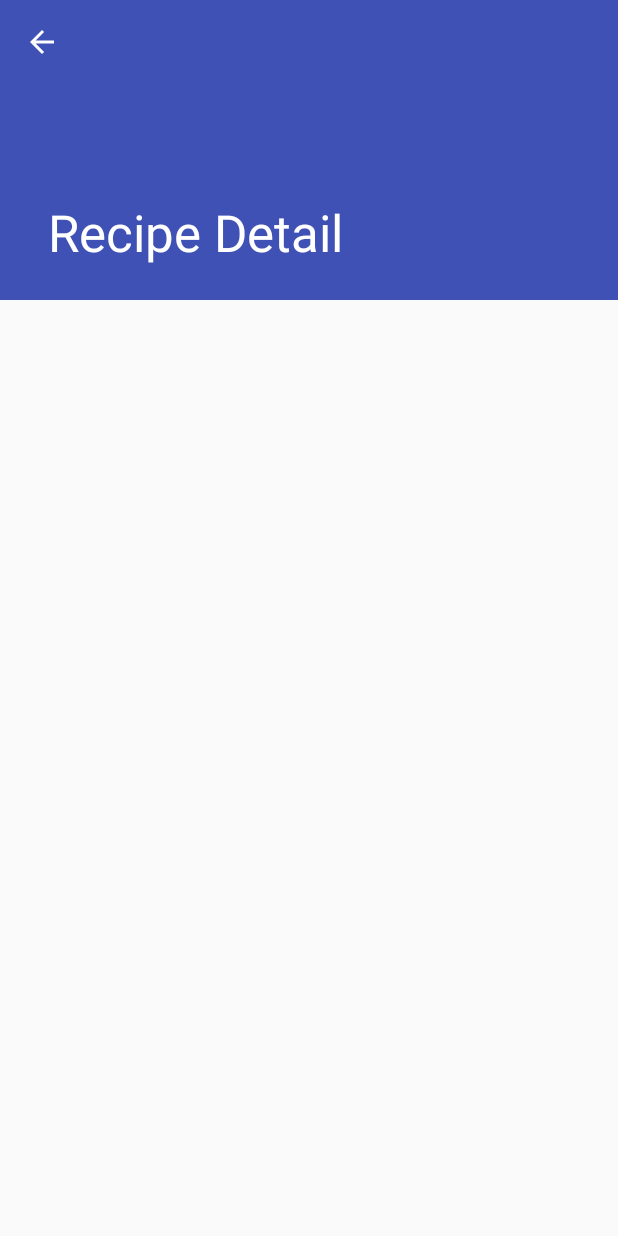
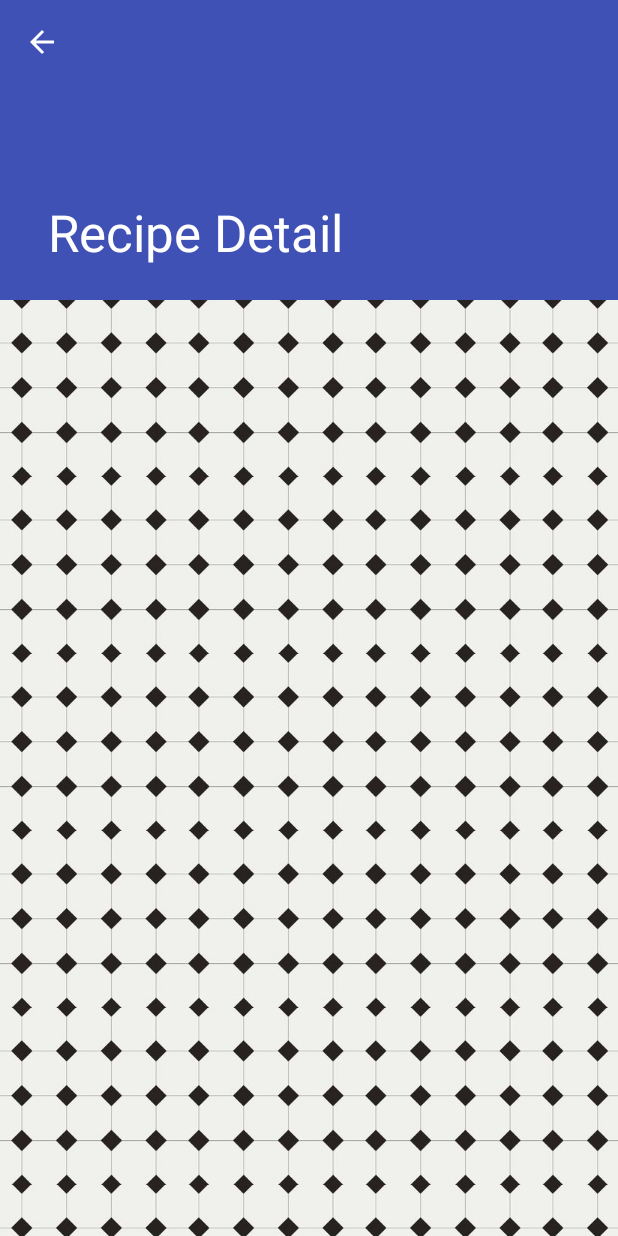
Before and after one commit to NathenGallardojohnson/TwiceBaked, an Android app: the RecipeDetailActivity screen opened directly, with no data from a screen before it, on a phone screen of 412 x 824 dp. Run offline under Robolectric (Android 15) with nearby library versions, the light colour scheme and no system bars; 2 statements that could not run were skipped.

Commit message:
added background tiling

```diff
--- a/app/src/main/java/com/example/nathengallardojohnson/twicebaked/RecipeDetailActivity.java
+++ b/app/src/main/java/com/example/nathengallardojohnson/twicebaked/RecipeDetailActivity.java
@@ -44,7 +44,8 @@ public class RecipeDetailActivity extends AppCompatActivity implements RecipeSte
                     .add(R.id.recipe_step_container, recipeStepsFragment)
                     .commit();
             // If this is a tablet, add the ingredient fragment as well
-            if (Baking.twoPane) {
+            if (findViewById(R.id.recipe_detail_container) != null) {
+                Baking.twoPane = true;
                 IngredientsFragment ingredientsFragment = new IngredientsFragment();
                 ingredientsFragment.setArguments(arguments);
                 getSupportFragmentManager().beginTransaction()
--- a/app/src/main/java/com/example/nathengallardojohnson/twicebaked/StepsListAdapter.java
+++ b/app/src/main/java/com/example/nathengallardojohnson/twicebaked/StepsListAdapter.java
@@ -16,9 +16,9 @@ public class StepsListAdapter extends RecyclerView.Adapter<StepsListAdapter.Step
 
     private final LayoutInflater mInflater;
     private final Context context;
-    List<Steps> stepsList;
+    private List<Steps> stepsList;
 
-    public StepsListAdapter(Context context, List<Steps> stepsList) {
+    StepsListAdapter(Context context, List<Steps> stepsList) {
         this.context = context;
         mInflater = LayoutInflater.from(context);
         this.stepsList = stepsList;
@@ -45,7 +45,7 @@ public class StepsListAdapter extends RecyclerView.Adapter<StepsListAdapter.Step
         return stepsList.size() + 1;
     }
 
-    public class StepListViewHolder extends RecyclerView.ViewHolder {
+    class StepListViewHolder extends RecyclerView.ViewHolder {
         TextView idTextView;
         TextView shortDescriptionTextView;
         final Context mContext;
@@ -53,7 +53,7 @@ public class StepsListAdapter extends RecyclerView.Adapter<StepsListAdapter.Step
         StepListViewHolder(View itemView, Context context) {
             super(itemView);
             mContext = context;
-            this.idTextView = itemView.findViewById(R.id.item_number);
+            this.idTextView = itemView.findViewById(R.id.step_number);
             this.shortDescriptionTextView = itemView.findViewById(R.id.short_description);
 
             itemView.setOnClickListener(new View.OnClickListener() {
@@ -65,11 +65,11 @@ public class StepsListAdapter extends RecyclerView.Adapter<StepsListAdapter.Step
             });
         }
 
-        public void populate() {
-            shortDescriptionTextView.setText("Ingredients");
+        void populate() {
+            shortDescriptionTextView.setText(R.string.ingredients);
         }
 
-        public void populate(Steps steps){
+        void populate(Steps steps) {
             if (steps.getId() >= 0) {
                 idTextView.setText(Float.toString(steps.getId()));
                 shortDescriptionTextView.setText(steps.getShortDescription());
--- /dev/null
+++ b/app/src/main/res/drawable/back_repeat.xml
@@ -0,0 +1,4 @@
+<bitmap xmlns:android="http://schemas.android.com/apk/res/android"
+    android:dither="true"
+    android:src="@drawable/baking_app_background_tile"
+    android:tileMode="repeat" />
--- a/app/src/main/res/layout-w900dp/activity_recipe_detail.xml
+++ b/app/src/main/res/layout-w900dp/activity_recipe_detail.xml
@@ -43,10 +43,13 @@ master/detail flow.
         </android.support.design.widget.CollapsingToolbarLayout>
 
     </android.support.design.widget.AppBarLayout>
+
     <LinearLayout
         android:layout_width="match_parent"
         android:layout_height="match_parent"
+        android:background="@drawable/back_repeat"
         android:orientation="horizontal">
+
         <android.support.v4.widget.NestedScrollView
             android:id="@+id/recipe_step_container"
             android:layout_width="match_parent"
--- a/app/src/main/res/layout/activity_recipe_detail.xml
+++ b/app/src/main/res/layout/activity_recipe_detail.xml
@@ -5,9 +5,9 @@
     android:layout_width="match_parent"
     android:layout_height="match_parent"
     android:fitsSystemWindows="true"
+    android:orientation="vertical"
     tools:context=".RecipeDetailActivity"
-    tools:ignore="MergeRootFrame"
-    android:orientation="vertical">
+    tools:ignore="MergeRootFrame">
 
     <android.support.design.widget.AppBarLayout
         android:id="@+id/app_bar"
@@ -37,10 +37,13 @@
         </android.support.design.widget.CollapsingToolbarLayout>
 
     </android.support.design.widget.AppBarLayout>
+
     <LinearLayout
         android:layout_width="match_parent"
         android:layout_height="match_parent"
+        android:background="@drawable/back_repeat"
         android:orientation="horizontal">
+
         <android.support.v4.widget.NestedScrollView
             android:id="@+id/recipe_step_container"
             android:layout_width="match_parent"
--- a/app/src/main/res/layout/activity_recipe_list.xml
+++ b/app/src/main/res/layout/activity_recipe_list.xml
@@ -4,6 +4,7 @@
     xmlns:tools="http://schemas.android.com/tools"
     android:layout_width="match_parent"
     android:layout_height="match_parent"
+    android:background="@drawable/back_repeat"
     android:fitsSystemWindows="true"
     tools:context=".RecipeListActivity">
 
--- a/app/src/main/res/layout/recipe_list.xml
+++ b/app/src/main/res/layout/recipe_list.xml
@@ -6,8 +6,8 @@
     android:name="com.example.nathengallardojohnson.twicebaked.RecipeListFragment"
     android:layout_width="match_parent"
     android:layout_height="match_parent"
-    android:layout_marginLeft="16dp"
-    android:layout_marginRight="16dp"
+    android:layout_marginLeft="@dimen/list_margin"
+    android:layout_marginRight="@dimen/list_margin"
     app:layoutManager="android.support.v7.widget.LinearLayoutManager"
     tools:context=".RecipeListActivity"
     tools:listitem="@layout/recipe_list_content" />
--- a/app/src/main/res/layout/recipe_list_content.xml
+++ b/app/src/main/res/layout/recipe_list_content.xml
@@ -1,9 +1,11 @@
 <?xml version="1.0" encoding="utf-8"?>
 <LinearLayout xmlns:android="http://schemas.android.com/apk/res/android"
     xmlns:tools="http://schemas.android.com/tools"
-    android:layout_width="wrap_content"
+    android:layout_width="match_parent"
     android:layout_height="wrap_content"
+    android:layout_margin="@dimen/list_padding"
     android:background="@drawable/recipe_list_card"
+    android:gravity="center"
     android:orientation="horizontal">
 
     <TextView
--- a/app/src/main/res/values/dimens.xml
+++ b/app/src/main/res/values/dimens.xml
@@ -4,4 +4,10 @@
     <dimen name="app_bar_height">200dp</dimen>
     <dimen name="item_width">200dp</dimen>
     <dimen name="text_margin">16dp</dimen>
+    <dimen name="card_margin">8dp</dimen>
+    <dimen name="list_margin">16dp</dimen>
+    <dimen name="grid_margin">8dp</dimen>
+    <dimen name="card_padding">8dp</dimen>
+    <dimen name="list_padding">16dp</dimen>
+    <dimen name="grid_padding">24dp</dimen>
 </resources>
--- a/app/src/main/res/values/strings.xml
+++ b/app/src/main/res/values/strings.xml
@@ -536,4 +536,5 @@
   }
 ]</string>
     <string name="no_data">no data</string>
+  <string name="ingredients">Ingredients</string>
 </resources>
```
Also changed, not shown: app/src/main/java/com/example/nathengallardojohnson/twicebaked/RecipeListActivity.java (+2 -88 lines), app/src/main/res/layout-w900dp/recipe_list.xml (+6 -14 lines), app/src/main/res/layout/steps_list_content.xml (+9 -2 lines), app/src/main/res/drawable-hdpi/baking_app_background_tile.9.png (added), app/src/main/res/drawable-mdpi/baking_app_background_tile.9.png (added), app/src/main/res/drawable-xhdpi/baking_app_background_tile.9.png (added), app/src/main/res/drawable-xxhdpi/baking_app_background_tile.9.png (added), app/src/main/res/drawable-xxxhdpi/baking_app_background_tile.9.png (added).
